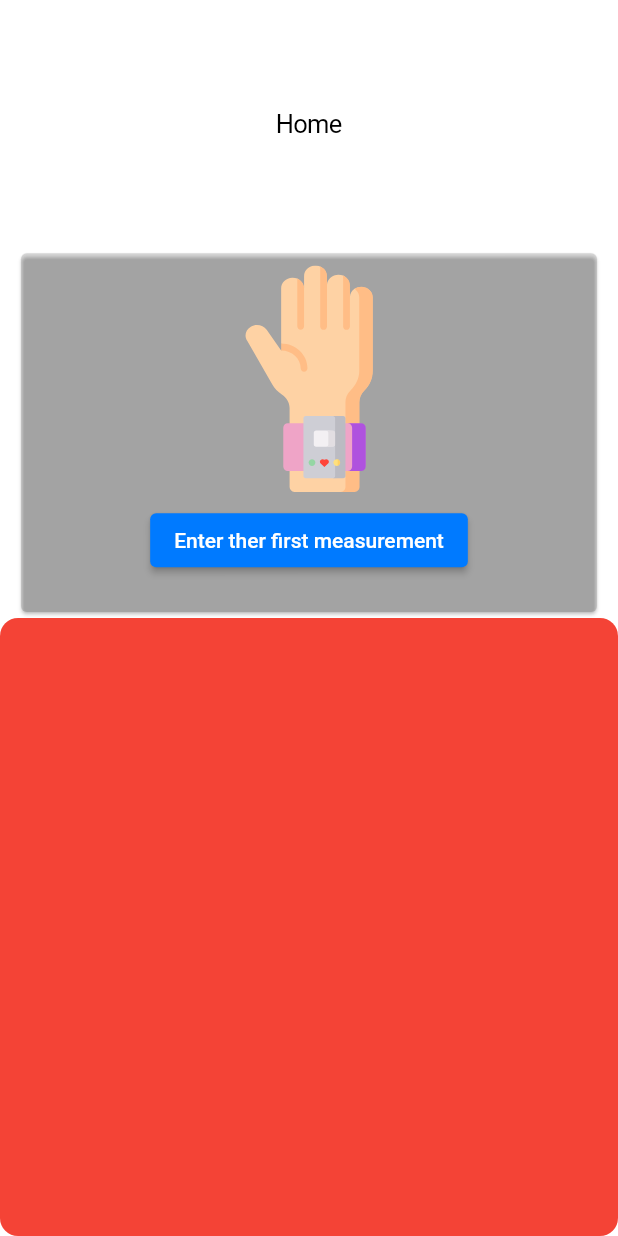
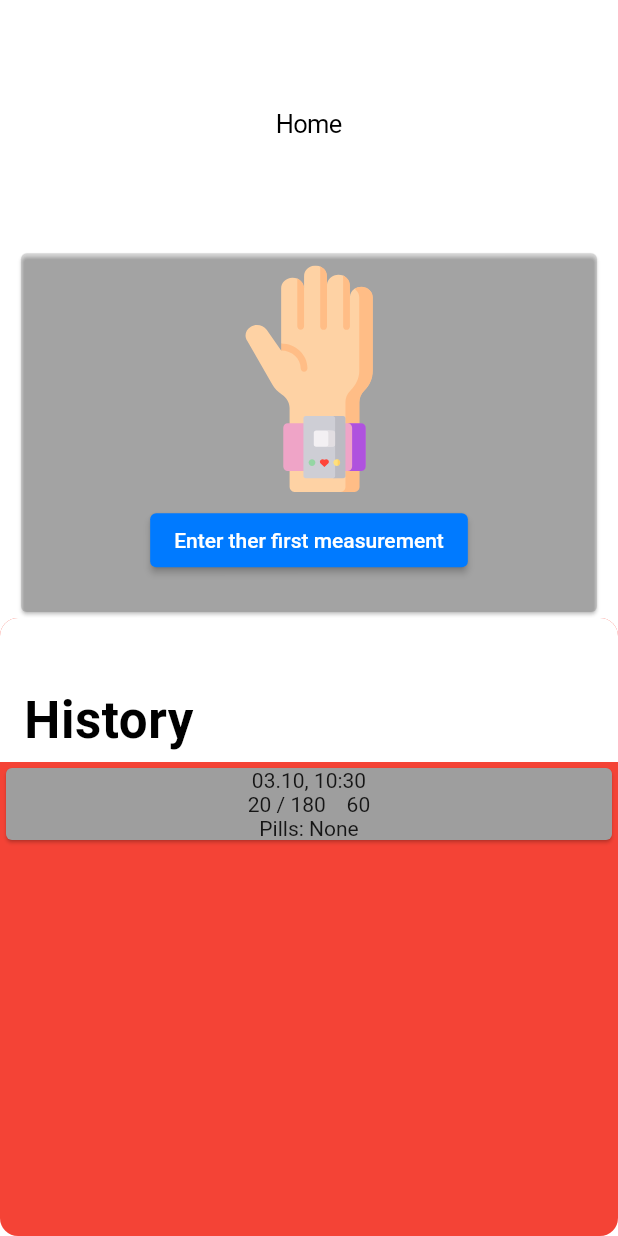
Before and after one commit to TimurKarev/blood_pressure, a Flutter app: the screen it shows after launch, after a tap on "Enter ther first measurement", on a phone screen of 412 x 824 dp. Run offline on Flutter 3.47's test engine with Material 2 defaults, Android fonts, the phone set to English and light mode, and no system bars; our stand-ins replace flutter_riverpod, flutter_svg, sqflite; accounts and stored records are empty.

```diff
--- a/lib/database/measurement_database.dart
+++ b/lib/database/measurement_database.dart
@@ -51,6 +51,7 @@ class DatabaseProvider {
         "dia INTEGER, "
         "pulse INTEGER, "
         "pills TEXT, "
+        "time INTEGER, "
         "diagnosis TEXT "
         ");");
   }
--- a/lib/model/measurement.dart
+++ b/lib/model/measurement.dart
@@ -4,6 +4,7 @@ class Measurement {
   int pulse;
   String pills;
   String diagnosis;
+  DateTime time;
 
 //<editor-fold desc="Data Methods">
 
@@ -13,6 +14,7 @@ class Measurement {
     required this.pulse,
     required this.pills,
     required this.diagnosis,
+    required this.time,
   });
 
   @override
@@ -24,7 +26,8 @@ class Measurement {
           dia == other.dia &&
           pulse == other.pulse &&
           pills == other.pills &&
-          diagnosis == other.diagnosis);
+          diagnosis == other.diagnosis &&
+          time == other.time);
 
   @override
   int get hashCode =>
@@ -32,7 +35,8 @@ class Measurement {
       dia.hashCode ^
       pulse.hashCode ^
       pills.hashCode ^
-      diagnosis.hashCode;
+      diagnosis.hashCode ^
+      time.hashCode;
 
   @override
   String toString() {
@@ -42,6 +46,7 @@ class Measurement {
         ' pulse: $pulse,' +
         ' pills: $pills,' +
         ' diagnosis: $diagnosis,' +
+        ' time: $time,' +
         '}';
   }
 
@@ -51,6 +56,7 @@ class Measurement {
     int? pulse,
     String? pills,
     String? diagnosis,
+    DateTime? time,
   }) {
     return Measurement(
       sys: sys ?? this.sys,
@@ -58,6 +64,7 @@ class Measurement {
       pulse: pulse ?? this.pulse,
       pills: pills ?? this.pills,
       diagnosis: diagnosis ?? this.diagnosis,
+      time: time ?? this.time,
     );
   }
 
@@ -68,16 +75,20 @@ class Measurement {
       'pulse': this.pulse,
       'pills': this.pills,
       'diagnosis': this.diagnosis,
+      'time': this.time.microsecondsSinceEpoch,
     };
   }
 
   factory Measurement.fromMap(Map<String, dynamic> map) {
+    int microSeconds = map['time'];
+    DateTime timeDate = DateTime.fromMicrosecondsSinceEpoch(microSeconds);
     return Measurement(
       sys: map['sys'] as int,
       dia: map['dia'] as int,
       pulse: map['pulse'] as int,
       pills: map['pills'] as String,
       diagnosis: map['diagnosis'] as String,
+      time: timeDate,
     );
   }
 
--- a/lib/pages/home/home_page.dart
+++ b/lib/pages/home/home_page.dart
@@ -1,9 +1,8 @@
-import 'package:blood_pressure/model/measurement.dart';
-import 'package:blood_pressure/pages/home/view_models/home_page_viewmodel.dart';
 import 'package:blood_pressure/pages/home/widgets/empty_card.dart';
+import 'package:blood_pressure/pages/home/widgets/history_widget.dart';
 import 'package:flutter/cupertino.dart';
 import 'package:flutter/material.dart';
-import 'package:flutter_riverpod/flutter_riverpod.dart';
+
 
 class HomePage extends StatelessWidget {
   const HomePage({Key? key}) : super(key: key);
@@ -47,6 +46,9 @@ class HomePage extends StatelessWidget {
               borderRadius: BorderRadius.circular(12),
               child: Container(
                 color: Colors.red,
+                child: HistoryWidget(
+                  controller: controller,
+                ),
               ),
             ),
           ),
--- a/lib/pages/home/view_models/home_page_viewmodel.dart
+++ b/lib/pages/home/view_models/home_page_viewmodel.dart
@@ -9,5 +9,6 @@ final isHistoryEmptyProvider = FutureProvider<bool>((ref) async {
 
 final historyListProvider = FutureProvider<List<Measurement>>((ref) async {
   final dbRepo = ref.watch(dbRepositoryProvider);
-  return await dbRepo.getAllMeasurements();
+  final normList = await dbRepo.getAllMeasurements();
+  return List.from(normList.reversed);
 });
--- a/lib/pages/home/widgets/empty_card.dart
+++ b/lib/pages/home/widgets/empty_card.dart
@@ -1,5 +1,4 @@
 import 'package:blood_pressure/model/measurement.dart';
-import 'package:blood_pressure/pages/home/view_models/home_page_viewmodel.dart';
 import 'package:blood_pressure/repository/measurement_repository.dart';
 import 'package:flutter/cupertino.dart';
 import 'package:flutter/material.dart';
@@ -32,6 +31,7 @@ class EmptyCard extends StatelessWidget {
                         pills: 'None',
                         pulse: 60,
                         dia: 180,
+                        time: DateTime.now(),
                       ),
                     );
               },
--- /dev/null
+++ b/lib/pages/home/widgets/history_widget.dart
@@ -0,0 +1,42 @@
+import 'package:blood_pressure/model/measurement.dart';
+import 'package:blood_pressure/pages/home/view_models/home_page_viewmodel.dart';
+import 'package:blood_pressure/pages/home/widgets/info_card.dart';
+import 'package:flutter/cupertino.dart';
+import 'package:flutter_riverpod/flutter_riverpod.dart';
+import 'package:flutter/material.dart';
+
+class HistoryWidget extends ConsumerWidget {
+  final ScrollController controller;
+
+  const HistoryWidget({
+    required this.controller,
+    Key? key,
+  }) : super(key: key);
+
+  @override
+  Widget build(BuildContext context, ScopedReader watch) {
+    AsyncValue<List<Measurement>> measurements = watch(historyListProvider);
+    return measurements.when(
+      data: (data) {
+        return CustomScrollView(
+          controller: controller,
+          slivers: [
+            const CupertinoSliverNavigationBar(
+                largeTitle: Text("History"),
+              ),
+            SliverList(
+              delegate: SliverChildBuilderDelegate(
+                  (context, index) {
+                    return  InfoCard(measure: data[index]);
+                  },
+                childCount: data.length,
+              ),
+            ),
+          ],
+        );
+      },
+      loading: () => const CircularProgressIndicator.adaptive(),
+      error: (error, _) => Text("$error"),
+    );
+  }
+}
--- /dev/null
+++ b/lib/pages/home/widgets/info_card.dart
@@ -0,0 +1,27 @@
+import 'package:blood_pressure/model/measurement.dart';
+import 'package:flutter/material.dart';
+import 'package:intl/intl.dart';
+
+class InfoCard extends StatelessWidget {
+  final Measurement measure;
+
+  const InfoCard({Key? key, required this.measure}) : super(key: key);
+
+  @override
+  Widget build(BuildContext context) {
+    final DateFormat dateFormatter = DateFormat('dd.MM');
+    final DateFormat timeFormatter = DateFormat('hh:mm');
+    final date = dateFormatter.format(measure.time);
+    final time = timeFormatter.format(measure.time);
+    return Card(
+      color: Colors.grey,
+      child: Column(
+        children: [
+          Text("$date, $time"),
+          Text("${measure.sys} / ${measure.dia}    ${measure.pulse}"),
+          Text("Pills: ${measure.pills}"),
+        ],
+      ),
+    );
+  }
+}
--- a/pubspec.yaml
+++ b/pubspec.yaml
@@ -36,6 +36,7 @@ dependencies:
   path_provider: ^2.0.5
   flutter_riverpod: ^0.14.0+3
   flutter_svg: ^0.22.0
+  intl: ^0.17.0
 
 dev_dependencies:
   flutter_test:
```
Also changed, not shown: pubspec.lock. Lines whose indentation alone changed are shown as unchanged.
